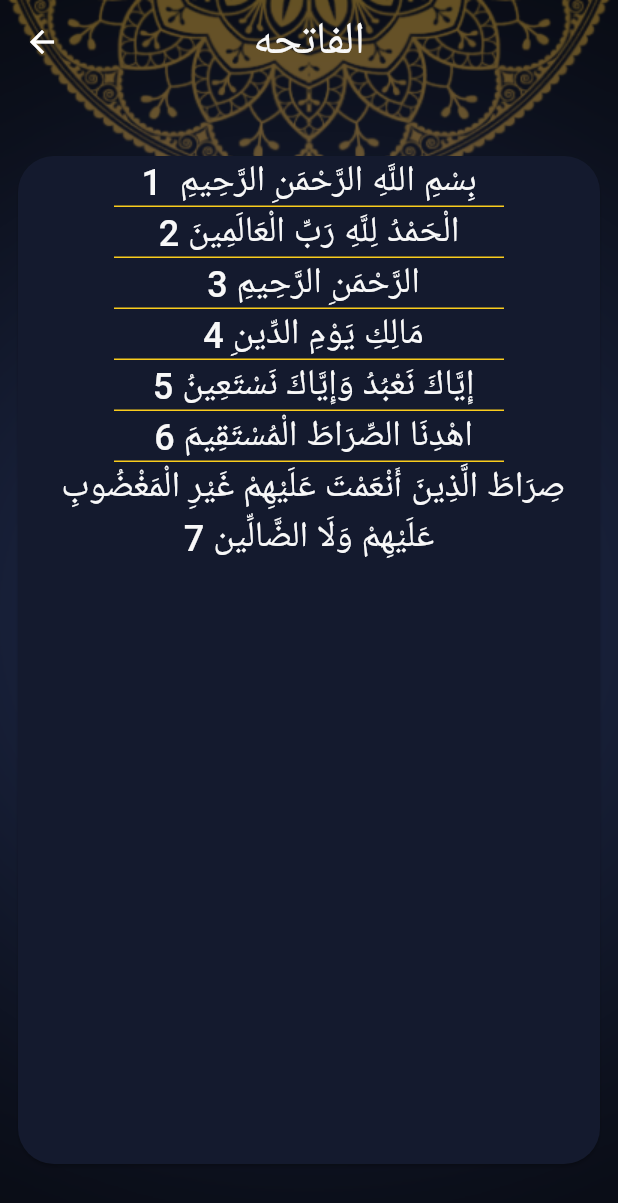
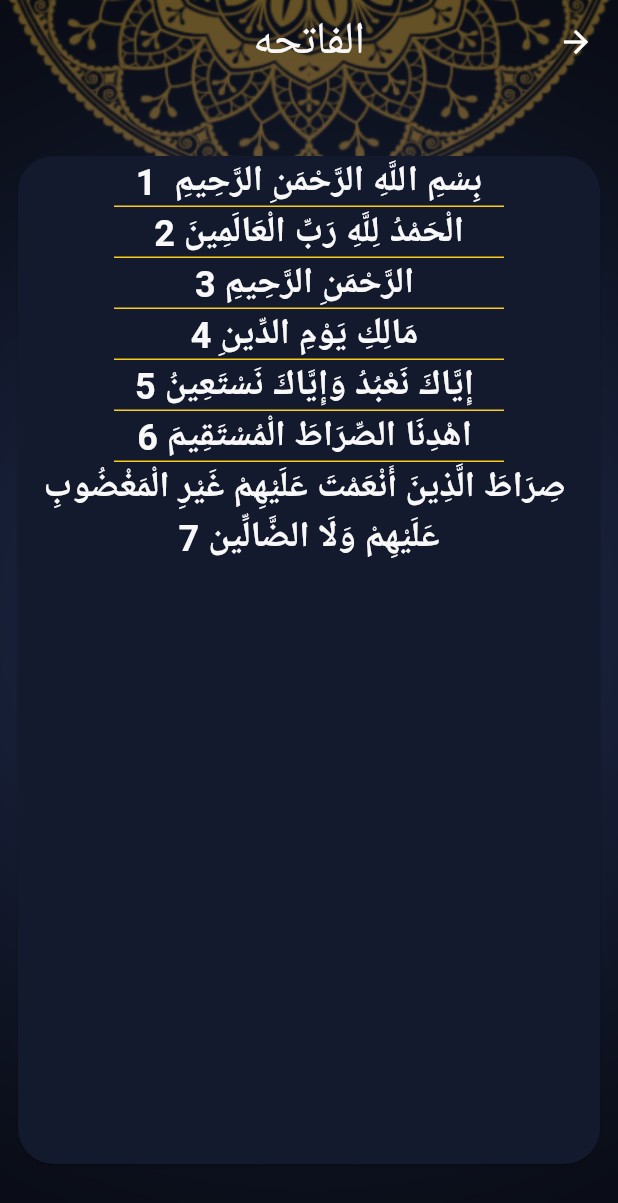
Before and after one commit to opxrr/islam, a Flutter app: the screen it shows after launch, after a tap on "الفاتحه", on a phone screen of 412 x 824 dp. Shown: the top 1203 px of the screen. Run offline on Flutter 3.47's test engine with Material 2 defaults, Android fonts, the light colour scheme and no system bars; generated files the repository leaves out were written again.

Commit message:
+ localizations

```diff
--- /dev/null
+++ b/l10n.yaml
@@ -0,0 +1,3 @@
+arb-dir: lib/l10n
+template-arb-file: app_en.arb
+output-localization-file: app_localizations.dart
--- a/lib/main.dart
+++ b/lib/main.dart
@@ -1,4 +1,6 @@
 import 'package:flutter/material.dart';
+import 'package:flutter_gen/gen_l10n/app_localizations.dart';
+import 'package:flutter_localizations/flutter_localizations.dart';
 import 'package:islam/ui//Home/home_screen.dart';
 import 'package:islam/ui/Hadeth/hadeth_details.dart';
 import 'package:islam/ui/Quran/sura_details.dart';
@@ -23,6 +25,14 @@ class MyApplication extends StatelessWidget {
       theme: MyThemeData.lightTheme,
       darkTheme: MyThemeData.darkTheme,
       themeMode: MyThemeData.themeMode,
+      localizationsDelegates: const [
+        AppLocalizations.delegate,
+        GlobalMaterialLocalizations.delegate,
+        GlobalWidgetsLocalizations.delegate,
+        GlobalCupertinoLocalizations.delegate,
+      ],
+      supportedLocales: [Locale('en'), Locale('ar')],
+      locale: Locale('ar'),
     );
   }
 }
--- a/lib/ui/Hadeth/hadeth_tab.dart
+++ b/lib/ui/Hadeth/hadeth_tab.dart
@@ -1,5 +1,6 @@
 import 'package:flutter/material.dart';
 import 'package:flutter/services.dart';
+import 'package:flutter_gen/gen_l10n/app_localizations.dart';
 import 'package:islam/ui/Hadeth/Hadeth.dart';
 import 'package:islam/ui/Hadeth/hadeth_title_widget.dart';
 
@@ -26,7 +27,7 @@ class _HadethTabState extends State<HadethTab> {
           margin: EdgeInsets.only(bottom: 4),
         ),
         Text(
-          'Hadeth Number',
+          AppLocalizations.of(context)!.hadeth_number,
           style: Theme.of(context).textTheme.displaySmall,
         ),
         Container(
--- a/lib/ui/Home/home_screen.dart
+++ b/lib/ui/Home/home_screen.dart
@@ -1,4 +1,5 @@
 import 'package:flutter/material.dart';
+import 'package:flutter_gen/gen_l10n/app_localizations.dart';
 import 'package:islam/ui/Hadeth/hadeth_tab.dart';
 import 'package:islam/ui/Quran/quran_tab.dart';
 import 'package:islam/ui/Radio/radio_tab.dart';
@@ -29,7 +30,7 @@ class _HomeScreenState extends State<HomeScreen> {
               fit: BoxFit.fill)),
       child: Scaffold(
         appBar: AppBar(
-          title: Text('إسلامى'),
+          title: Text(AppLocalizations.of(context)!.app_title),
         ),
         bottomNavigationBar: BottomNavigationBar(
           currentIndex: selectedTabIndex,
@@ -42,19 +43,19 @@ class _HomeScreenState extends State<HomeScreen> {
             BottomNavigationBarItem(
                 backgroundColor: Theme.of(context).primaryColor,
                 icon: ImageIcon(AssetImage('assets/images/icon_quran.png')),
-                label: 'Quran'),
+                label: AppLocalizations.of(context)!.quran),
             BottomNavigationBarItem(
                 backgroundColor: Theme.of(context).primaryColor,
                 icon: ImageIcon(AssetImage('assets/images/icon_hadeth.png')),
-                label: 'Hadeth'),
+                label: AppLocalizations.of(context)!.hadeth),
             BottomNavigationBarItem(
                 backgroundColor: Theme.of(context).primaryColor,
                 icon: ImageIcon(AssetImage('assets/images/icon_sebha.png')),
-                label: 'Sebha'),
+                label: AppLocalizations.of(context)!.tasbeh),
             BottomNavigationBarItem(
                 backgroundColor: Theme.of(context).primaryColor,
                 icon: ImageIcon(AssetImage('assets/images/icon_radio.png')),
-                label: 'Radio'),
+                label: AppLocalizations.of(context)!.radio),
           ],
         ),
         body: tabs[selectedTabIndex],
--- a/lib/ui/Quran/quran_tab.dart
+++ b/lib/ui/Quran/quran_tab.dart
@@ -1,4 +1,5 @@
 import 'package:flutter/material.dart';
+import 'package:flutter_gen/gen_l10n/app_localizations.dart';
 import 'package:islam/ui/Quran/surah_name_widget.dart';
 
 class QuranTab extends StatelessWidget {
@@ -133,7 +134,7 @@ class QuranTab extends StatelessWidget {
           margin: EdgeInsets.only(bottom: 4),
         ),
         Text(
-          'Sura name',
+          AppLocalizations.of(context)!.chapter_name,
           style: Theme.of(context).textTheme.displaySmall,
         ),
         Container(
--- a/pubspec.yaml
+++ b/pubspec.yaml
@@ -35,6 +35,9 @@ dependencies:
   # The following adds the Cupertino Icons font to your application.
   # Use with the CupertinoIcons class for iOS style icons.
   cupertino_icons: ^1.0.2
+  flutter_localizations:
+    sdk: flutter
+  intl: any
 
 dev_dependencies:
   flutter_test:
@@ -52,6 +55,7 @@ dev_dependencies:
 
 # The following section is specific to Flutter packages.
 flutter:
+  generate: true
 
   # The following line ensures that the Material Icons font is
   # included with your application, so that you can use the icons in
```
Also changed, not shown: lib/l10n/app_ar.arb (added, +9 -0 lines), lib/l10n/app_en.arb (added, +9 -0 lines), pubspec.lock, 2 other files.
